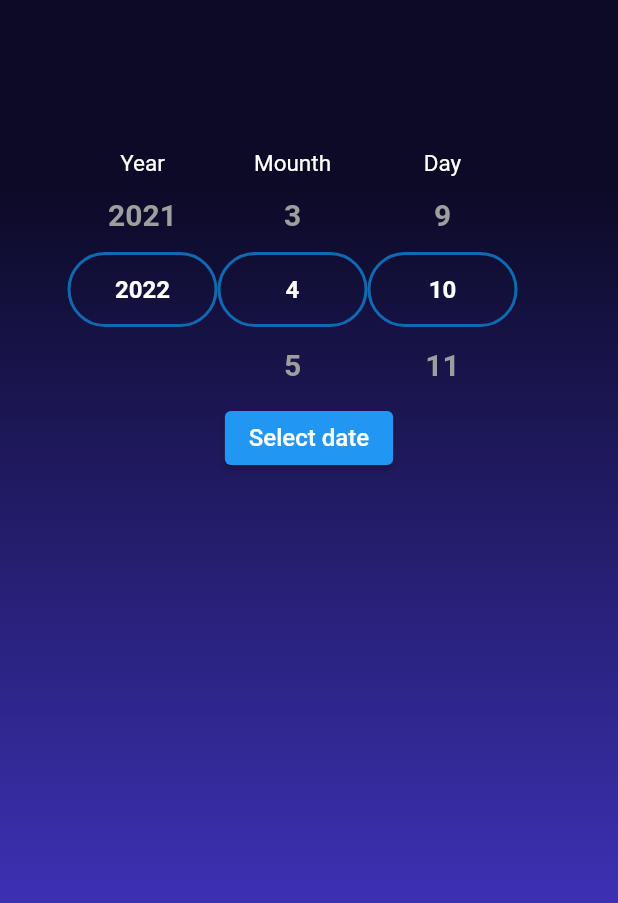
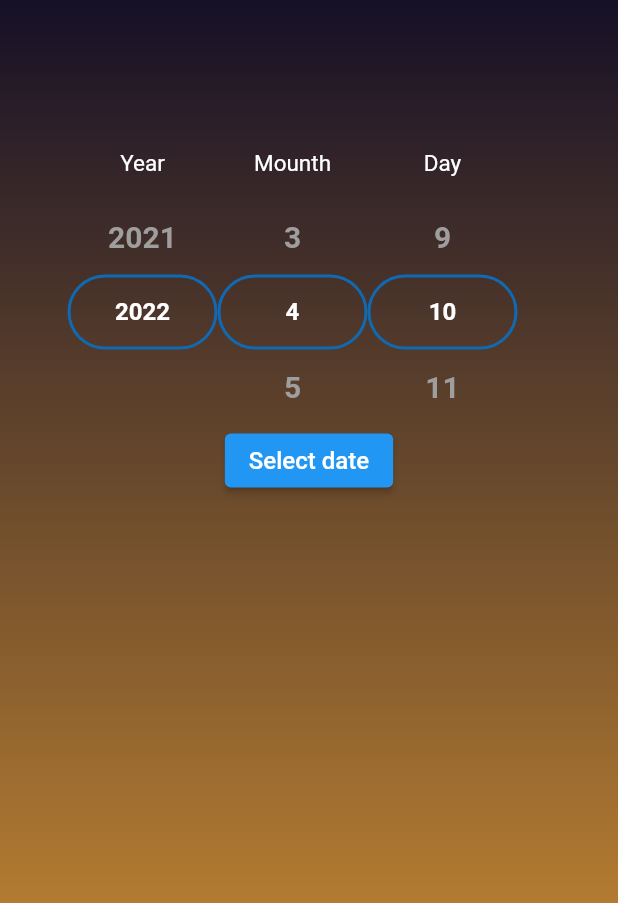
Before and after one commit to Elbruce4/mini-nasa-app, a Flutter app: the NasaDate screen opened by its route, on a phone screen of 412 x 824 dp, the part 333-1236 px from its top. Run offline on Flutter 3.47's test engine with Material 2 defaults, Android fonts, the phone set to English and light mode, and no system bars; drawn by our look-alikes of numberpicker; our stand-ins replace dio, flutter_svg, fluttertoast, loader_overlay, loading_overlay, motion_toast and 2 more; missing offline and left inert: image_downloader; accounts and stored records are empty; Roboto replaces fonts that are missing (Monserrat).

Commit message:
Change backGround color of each components

```diff
--- a/lib/components/asteroid/startAndEndDate.dart
+++ b/lib/components/asteroid/startAndEndDate.dart
@@ -69,7 +69,7 @@ class _SelectDateState extends State<SelectDate> {
             begin: Alignment.topRight,
             end: Alignment.bottomRight,
             stops: [0.4, 1],
-            colors: [Color(0xff0C0A26), Color.fromARGB(255, 60, 49, 179)],
+            colors: [Color(0xff0C0A26), Color.fromARGB(255, 161, 5, 135)],
           ),
         ),
         child :Column(
--- a/lib/components/selectDate/index.dart
+++ b/lib/components/selectDate/index.dart
@@ -69,8 +69,8 @@ class _NasaDateState extends State<NasaDate> {
           gradient: LinearGradient(
             begin: Alignment.topRight,
             end: Alignment.bottomRight,
-            stops: [0.4, 1],
-            colors: [Color(0xff0C0A26), Color.fromARGB(255, 60, 49, 179)],
+            stops: [0.2, 1],
+            colors: [Color(0xff0C0A26), Color.fromARGB(255, 179, 123, 49)],
           ),
         ),
         child :Column(
--- a/lib/dateWidget/index.dart
+++ b/lib/dateWidget/index.dart
@@ -40,6 +40,9 @@ class _DatesState extends State<Dates> {
                 fontSize: 15
               ),),
           ),
+          SizedBox(
+            height: 15,
+          ),
           Material(
             type: MaterialType.transparency,
             child: NumberPicker(
--- a/lib/reUsed/headerPop.dart
+++ b/lib/reUsed/headerPop.dart
@@ -16,6 +16,7 @@ class _HeaderPopState extends State<HeaderPop> {
   Widget build(BuildContext context) {
     return Material(
       child: Container(
+
         color: Color.fromARGB(255, 14, 14, 15),
         margin: EdgeInsets.only(
           left: 0
```
Lines whose indentation alone changed are shown as unchanged.
